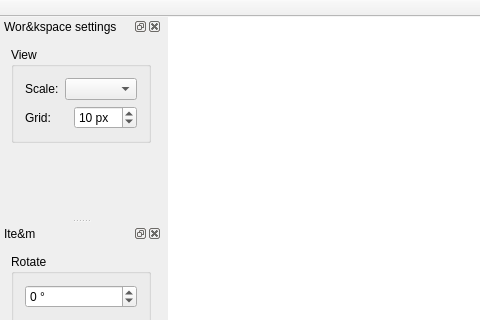
Above: mainwindow.ui from dev-0x7C6/laser-engraver before the change; both pictures show x 0 to 480 and y 0 to 320 of the 1161 by 716 pixel window. Below: the same form after it.
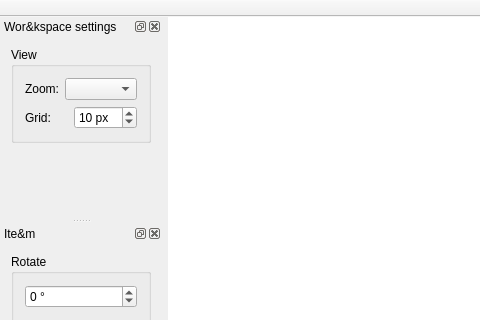
That is the form after the change.

Commit message: Added very experimental semi gcode translation to final gcode.

```diff
--- a/mainwindow.ui
+++ b/mainwindow.ui
@@ -99,7 +99,7 @@
           <item>
            <widget class="QLabel" name="label">
             <property name="text">
-             <string>Scale:</string>
+             <string>Zoom:</string>
             </property>
            </widget>
           </item>
```
Left out of the diff: 2 changed lines with no effect on the pictures. The commit also changes 1 other file.
